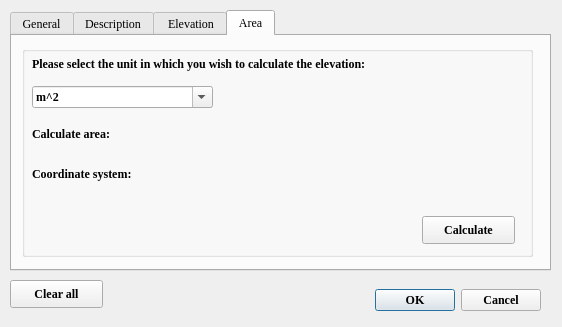
Qt form Informatics_plugin_dialog_base.ui (WiktoriaSamek/InformaticsPlugin) before a commit.
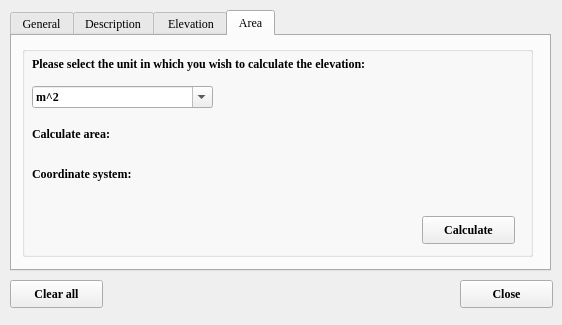
The same form after that commit. Custom widgets are drawn as their Qt base class.

The edit to the form file:
```diff
--- a/Informatics_plugin_dialog_base.ui
+++ b/Informatics_plugin_dialog_base.ui
@@ -7,7 +7,7 @@
     <x>0</x>
     <y>0</y>
     <width>562</width>
-    <height>327</height>
+    <height>325</height>
    </rect>
   </property>
   <property name="windowTitle">
@@ -16,35 +16,6 @@
   <property name="autoFillBackground">
    <bool>true</bool>
   </property>
-  <widget class="QDialogButtonBox" name="button_box">
-   <property name="geometry">
-    <rect>
-     <x>340</x>
-     <y>280</y>
-     <width>201</width>
-     <height>41</height>
-    </rect>
-   </property>
-   <property name="font">
-    <font>
-     <family>Times New Roman</family>
-     <weight>75</weight>
-     <bold>true</bold>
-    </font>
-   </property>
-   <property name="autoFillBackground">
-    <bool>true</bool>
-   </property>
-   <property name="styleSheet">
-    <string notr="true"/>
-   </property>
-   <property name="orientation">
-    <enum>Qt::Horizontal</enum>
-   </property>
-   <property name="standardButtons">
-    <set>QDialogButtonBox::Cancel|QDialogButtonBox::Ok</set>
-   </property>
-  </widget>
   <widget class="QTabWidget" name="tab">
    <property name="geometry">
     <rect>
@@ -600,8 +571,8 @@
        <rect>
         <x>120</x>
         <y>80</y>
-        <width>291</width>
-        <height>21</height>
+        <width>381</width>
+        <height>31</height>
        </rect>
       </property>
       <property name="text">
@@ -706,6 +677,26 @@
     <string>Clear all</string>
    </property>
   </widget>
+  <widget class="QPushButton" name="pushbutton_close">
+   <property name="geometry">
+    <rect>
+     <x>460</x>
+     <y>280</y>
+     <width>93</width>
+     <height>28</height>
+    </rect>
+   </property>
+   <property name="font">
+    <font>
+     <family>Times New Roman</family>
+     <weight>75</weight>
+     <bold>true</bold>
+    </font>
+   </property>
+   <property name="text">
+    <string>Close</string>
+   </property>
+  </widget>
  </widget>
  <customwidgets>
   <customwidget>
```
